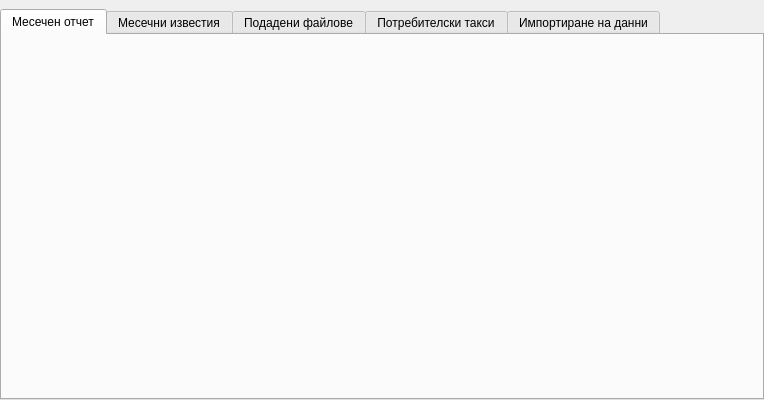
The window that src/View/Widgets/PisDialog.ui (thefinalcutbg/DinoDent) describes before a commit, drawn with Qt 5.
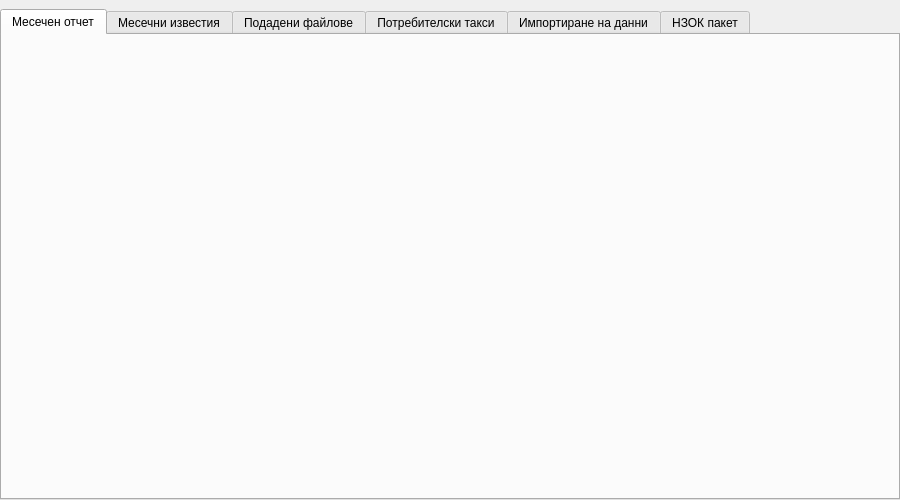
The same window after the commit. Custom widgets are drawn as their Qt base class.

Commit message: Unused NHIF Package biolerplate written

Diff of the .ui file:
```diff
--- a/src/View/Widgets/PisDialog.ui
+++ b/src/View/Widgets/PisDialog.ui
@@ -6,10 +6,16 @@
    <rect>
     <x>0</x>
     <y>0</y>
-    <width>764</width>
-    <height>400</height>
+    <width>900</width>
+    <height>500</height>
    </rect>
   </property>
+  <property name="minimumSize">
+   <size>
+    <width>900</width>
+    <height>500</height>
+   </size>
+  </property>
   <property name="windowTitle">
    <string>PisDialog</string>
   </property>
@@ -28,6 +34,12 @@
    </property>
    <item>
     <widget class="QTabWidget" name="tabWidget">
+     <property name="minimumSize">
+      <size>
+       <width>0</width>
+       <height>0</height>
+      </size>
+     </property>
      <property name="currentIndex">
       <number>0</number>
      </property>
@@ -58,6 +70,11 @@
        <string>Импортиране на данни</string>
       </attribute>
      </widget>
+     <widget class="UnusedPackageView" name="tab_3">
+      <attribute name="title">
+       <string>НЗОК пакет</string>
+      </attribute>
+     </widget>
     </widget>
    </item>
   </layout>
@@ -94,6 +111,12 @@
    <header>View/Widgets/PisImportView.h</header>
    <container>1</container>
   </customwidget>
+  <customwidget>
+   <class>UnusedPackageView</class>
+   <extends>QWidget</extends>
+   <header>View/Widgets/UnusedPackageView.h</header>
+   <container>1</container>
+  </customwidget>
  </customwidgets>
  <resources/>
  <connections/>
```
The commit also changes 11 other files.
